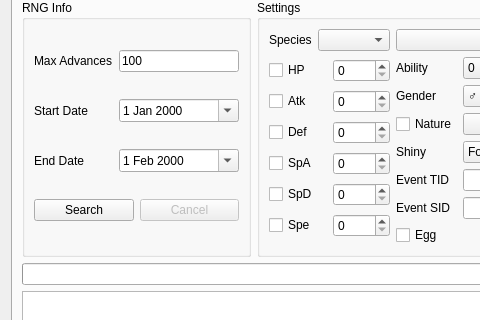
Old version of the form Forms/Gen5/Event5.ui in the repository Admiral-Fish/PokeFinder; both pictures show x 0 to 480 and y 143 to 463 of the 1200 by 700 pixel window.
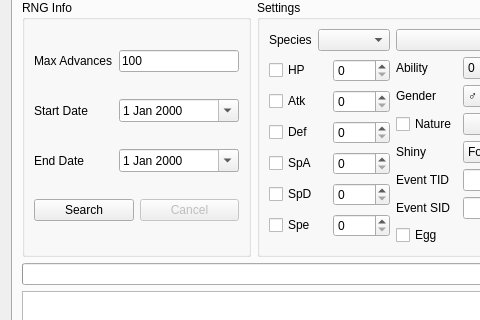
New version of the form. The open tabs and pages were chosen to show the change. Custom widgets are drawn as their Qt base class.

Commit message: Tweak datetime control

```diff
--- a/Forms/Gen5/Event5.ui
+++ b/Forms/Gen5/Event5.ui
@@ -977,16 +977,6 @@
           </item>
           <item row="2" column="1">
            <widget class="QDateEdit" name="dateEditSearcherEndDate">
-            <property name="dateTime">
-             <datetime>
-              <hour>0</hour>
-              <minute>0</minute>
-              <second>0</second>
-              <year>2000</year>
-              <month>2</month>
-              <day>1</day>
-             </datetime>
-            </property>
             <property name="maximumDateTime">
              <datetime>
               <hour>23</hour>
```
